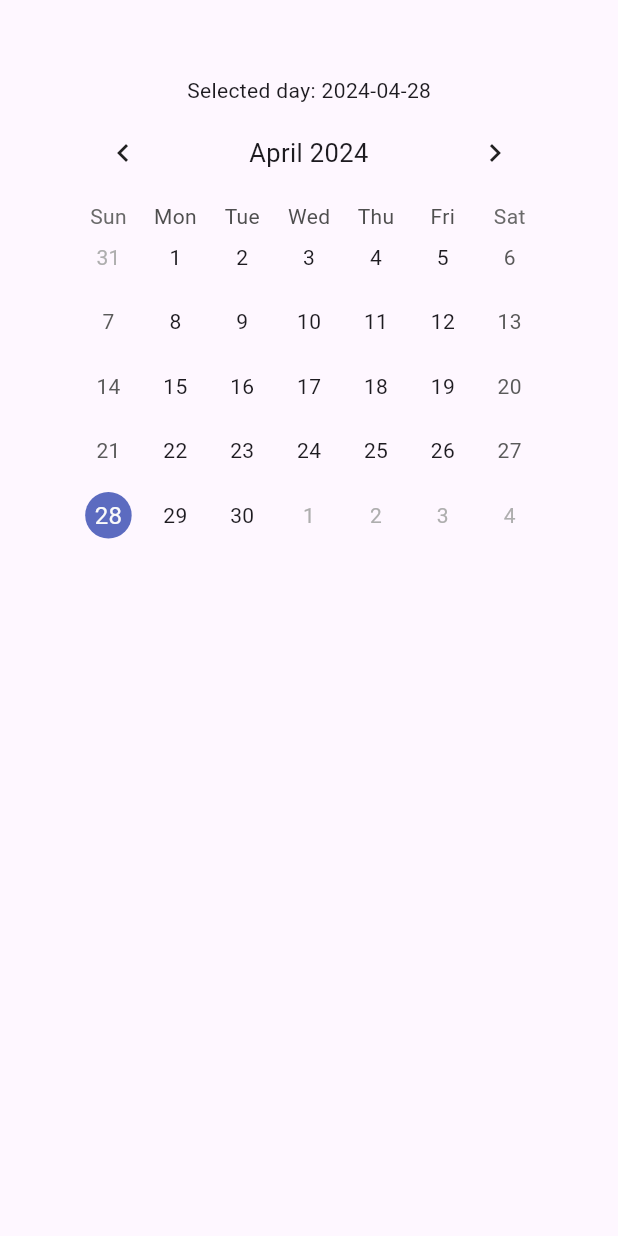
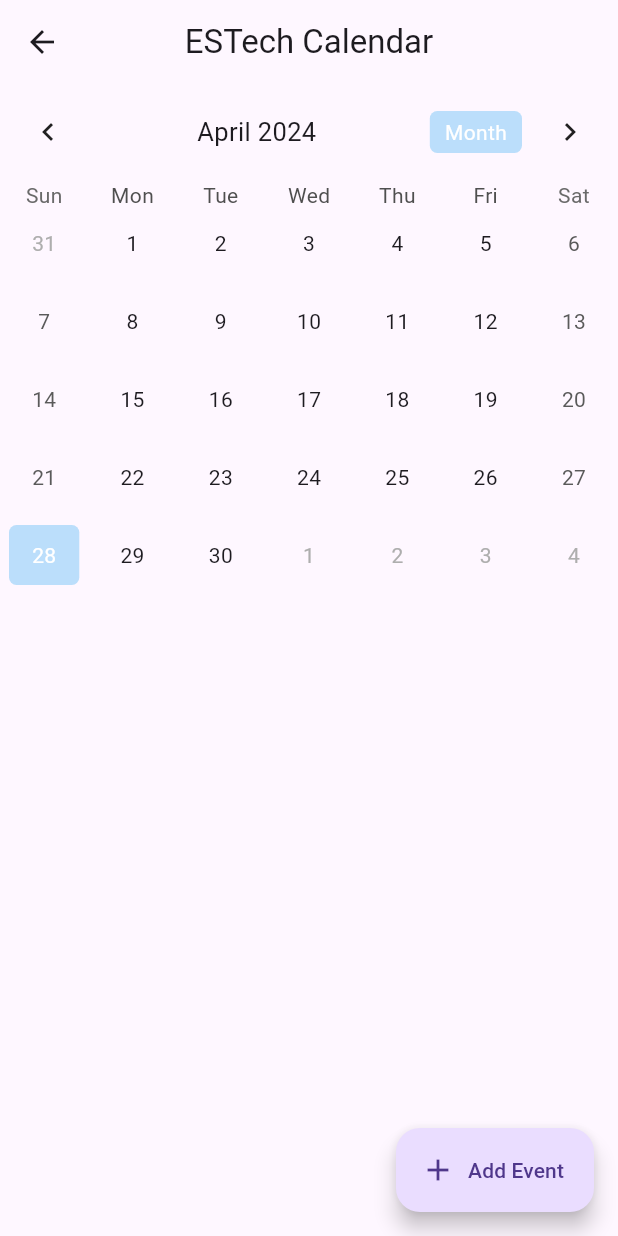
Before and after one commit to CarlosGonzalez0211/IMDR, a Flutter app: the CalendarBlueprint screen opened directly, on a phone screen of 412 x 824 dp. Run offline on Flutter 3.47's test engine with Material 3 defaults, Android fonts, the phone set to English and light mode, and no system bars; drawn by our look-alikes of table_calendar; our stand-ins replace firebase_auth, firebase_core, font_awesome_flutter, get, google_sign_in, sign_in_button; accounts and stored records are empty.

Commit message:
Calendar Implementation

```diff
--- a/lib/screens/calendar/blueprint/calendar_blueprint.dart
+++ b/lib/screens/calendar/blueprint/calendar_blueprint.dart
@@ -1,5 +1,7 @@
 import 'package:flutter/material.dart';
 import 'package:table_calendar/table_calendar.dart';
+
+import '../modules/event.dart';
 
 class CalendarBlueprint extends StatefulWidget {
   const CalendarBlueprint({super.key});
@@ -9,41 +11,152 @@ class CalendarBlueprint extends StatefulWidget {
 }
 
 class _CalendarBlueprintState extends State<CalendarBlueprint> {
+  late Map<DateTime, List<Event>> selectedEvents;
+  CalendarFormat format = CalendarFormat.month;
+  DateTime selectedDay = DateTime.now();
+  DateTime focusedDay = DateTime.now();
 
-  DateTime today  = DateTime.now();
-  void _onDaySelected(DateTime day, DateTime focusedDay){
-    setState(() {
-      today = day;
-    });
+  final TextEditingController _eventController = TextEditingController();
+
+  @override
+  void initState() {
+    selectedEvents = {};
+    super.initState();
+  }
+
+  List<Event> _getEventsfromDay(DateTime date) {
+    return selectedEvents[date] ?? [];
+  }
+
+  @override
+  void dispose() {
+    _eventController.dispose();
+    super.dispose();
   }
 
   @override
   Widget build(BuildContext context) {
     return Scaffold(
-      body: content()
-    );
-  }
+      appBar: AppBar(
+        title: const Text("ESTech Calendar"),
+        centerTitle: true,
+      ),
+      body: Column(
+        children: [
+          TableCalendar(
+            focusedDay: selectedDay,
+            firstDay: DateTime(1990),
+            lastDay: DateTime(2050),
+            calendarFormat: format,
+            onFormatChanged: (CalendarFormat _format) {
+              setState(() {
+                format = _format;
+              });
+            },
+            startingDayOfWeek: StartingDayOfWeek.sunday,
+            daysOfWeekVisible: true,
 
-  Widget content() {
-    return Padding(
-      padding: const EdgeInsets.all(50.0),
-        child: Column(
-          children: [
-            Text("Selected day: ${today.toString().split(" ")[0]}"),
-            TableCalendar(
-              locale: "en_US",
-              rowHeight: 43,
-              headerStyle:
-                const HeaderStyle(formatButtonVisible:false, titleCentered: true),
-              availableGestures: AvailableGestures.all,
-              selectedDayPredicate: (day) => isSameDay(day, today),
-              focusedDay: today,
-              firstDay: DateTime.utc(2010, 10, 20),
-              lastDay: DateTime.utc(2030, 10, 20),
-              onDaySelected: _onDaySelected,
-            )
-          ],
-        )
+            //Day Changed
+            onDaySelected: (DateTime selectDay, DateTime focusDay) {
+              setState(() {
+                selectedDay = selectDay;
+                focusedDay = focusDay;
+              });
+              print(focusedDay);
+            },
+            selectedDayPredicate: (DateTime date) {
+              return isSameDay(selectedDay, date);
+            },
+
+            eventLoader: _getEventsfromDay,
+
+            //To style the Calendar
+            calendarStyle: CalendarStyle(
+              isTodayHighlighted: true,
+              selectedDecoration: BoxDecoration(
+                color: Colors.blue[100],
+                shape: BoxShape.rectangle,
+                borderRadius: BorderRadius.circular(5.0),
+              ),
+              selectedTextStyle: const TextStyle(color: Colors.white),
+              todayDecoration: BoxDecoration(
+                color: Colors.purpleAccent[100],
+                shape: BoxShape.rectangle,
+                borderRadius: BorderRadius.circular(5.0),
+              ),
+              defaultDecoration: BoxDecoration(
+                shape: BoxShape.rectangle,
+                borderRadius: BorderRadius.circular(5.0),
+              ),
+              weekendDecoration: BoxDecoration(
+                shape: BoxShape.rectangle,
+                borderRadius: BorderRadius.circular(5.0),
+              ),
+            ),
+            headerStyle: HeaderStyle(
+              formatButtonVisible: true,
+              titleCentered: true,
+              formatButtonShowsNext: false,
+              formatButtonDecoration: BoxDecoration(
+                color: Colors.blue[100],
+                borderRadius: BorderRadius.circular(5.0),
+              ),
+              formatButtonTextStyle: const TextStyle(
+                color: Colors.white,
+              ),
+            ),
+          ),
+          ..._getEventsfromDay(selectedDay).map(
+                (Event event) => ListTile(
+              title: Text(
+                event.title,
+              ),
+            ),
+          ),
+        ],
+      ),
+      floatingActionButton: FloatingActionButton.extended(
+        onPressed: () => showDialog(
+          context: context,
+          builder: (context) => AlertDialog(
+            title: const Text("Add Event"),
+            content: TextFormField(
+              controller: _eventController,
+            ),
+            actions: [
+              TextButton(
+                child: const Text("Cancel"),
+                onPressed: () => Navigator.pop(context),
+              ),
+              TextButton(
+                child: const Text("Ok"),
+                onPressed: () {
+                  if (_eventController.text.isEmpty) {
+
+                  } else {
+                    if (selectedEvents[selectedDay] != null) {
+                      selectedEvents[selectedDay]?.add(
+                        Event(title: _eventController.text),
+                      );
+                    } else {
+                      selectedEvents[selectedDay] = [
+                        Event(title: _eventController.text)
+                      ];
+                    }
+
+                  }
+                  Navigator.pop(context);
+                  _eventController.clear();
+                  setState((){});
+                  return;
+                },
+              ),
+            ],
+          ),
+        ),
+        label: const Text("Add Event"),
+        icon: const Icon(Icons.add),
+      ),
     );
   }
 }
--- /dev/null
+++ b/lib/screens/calendar/modules/event.dart
@@ -0,0 +1,9 @@
+import 'package:flutter/foundation.dart';
+
+class Event {
+  final String title;
+  Event({required this.title});
+
+  @override
+  String toString() => title;
+}
```
